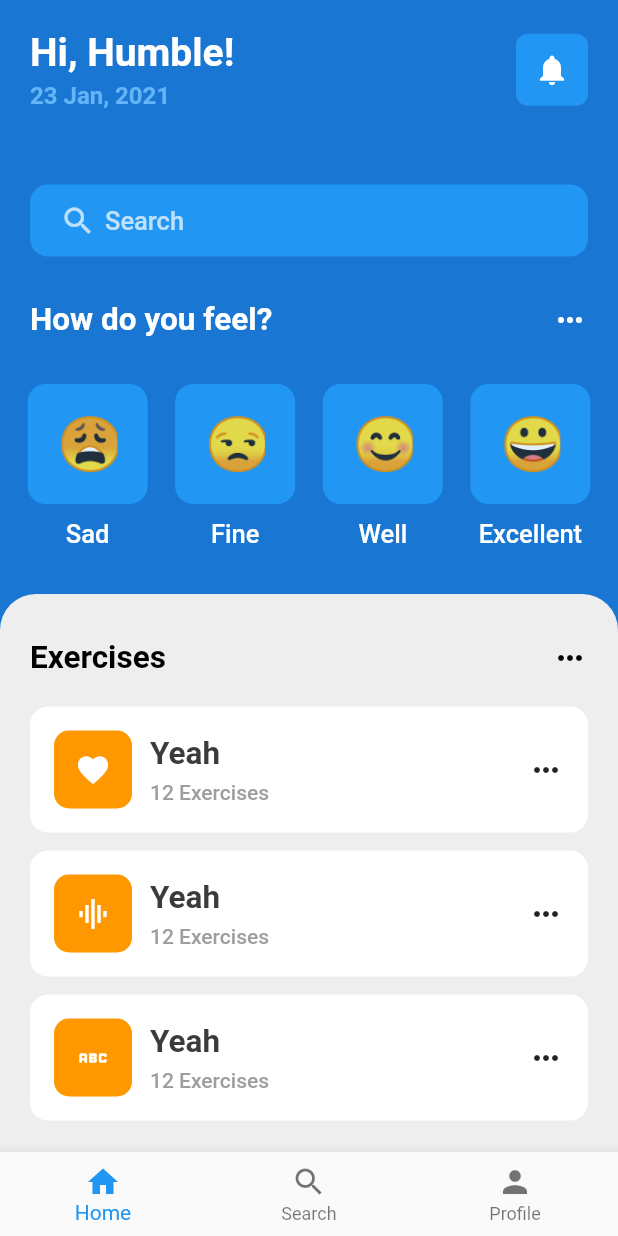
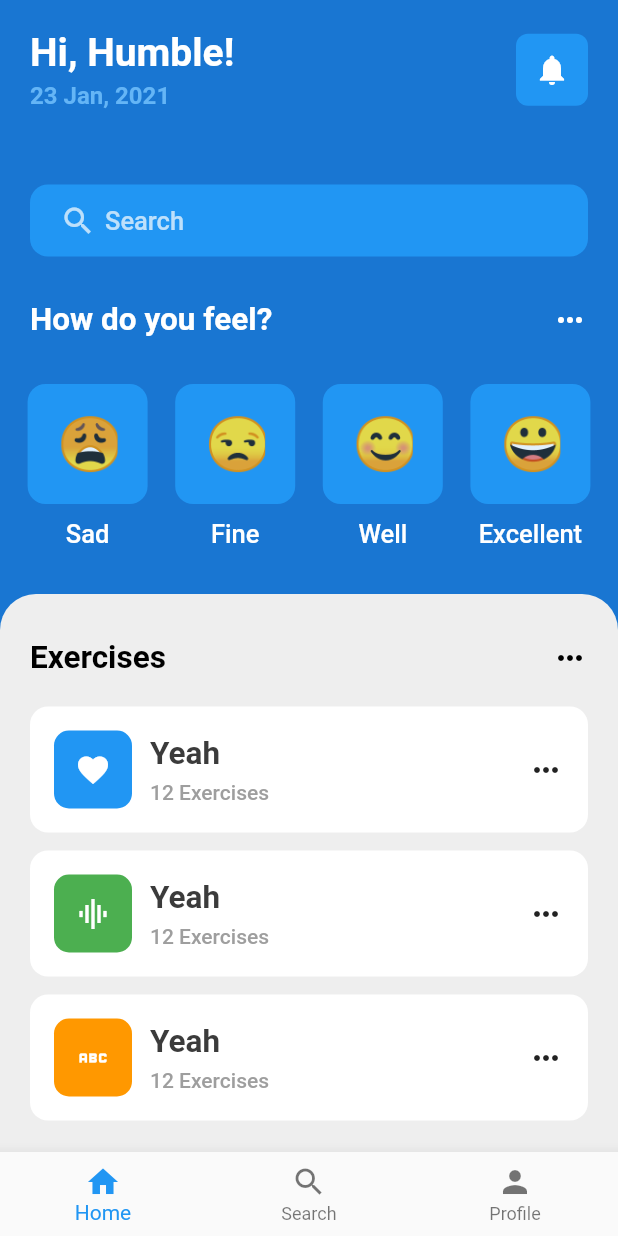
Before and after one commit to HumbleGh/eatsy, a Flutter app: the screen it shows after launch, after a tap on "Log in", on a phone screen of 412 x 824 dp. Run offline on Flutter 3.47's test engine with Material 2 defaults, Android fonts, the phone set to English and light mode, and no system bars; our stand-ins replace gap, get.

Commit message:
Minor Changes

```diff
--- a/lib/screens/welcome_screen.dart
+++ b/lib/screens/welcome_screen.dart
@@ -130,18 +130,21 @@ class _WelcomeScreenState extends State<WelcomeScreen> {
                           const ExerciseTile(
                             title: 'Yeah',
                             exercise: 12,
+                            color: Colors.blue,
                             icon: Icons.favorite,
                           ),
                           Gap(AppLayout.getHeight(12)),
                           const ExerciseTile(
                             title: 'Yeah',
                             exercise: 12,
+                            color: Colors.green,
                             icon: Icons.graphic_eq,
                           ),
                           Gap(AppLayout.getHeight(12)),
                           const ExerciseTile(
                             title: 'Yeah',
                             exercise: 12,
+                            color: Colors.orange,
                             icon: Icons.abc,
                           ),
                           Gap(AppLayout.getHeight(12)),
--- a/lib/widgets/exercise_tile.dart
+++ b/lib/widgets/exercise_tile.dart
@@ -8,6 +8,7 @@ class ExerciseTile extends StatelessWidget {
   final int exercise;
   // ignore: prefer_typing_uninitialized_variables
   final icon;
+  // ignore: prefer_typing_uninitialized_variables
   final color;
   const ExerciseTile(
       {super.key,
@@ -35,7 +36,7 @@ class ExerciseTile extends StatelessWidget {
                 Container(
                   padding: EdgeInsets.all(AppLayout.getHeight(14)),
                   decoration: BoxDecoration(
-                      color: Colors.orange,
+                      color: color,
                       borderRadius:
                           BorderRadius.circular(AppLayout.getHeight(10))),
                   child: Icon(
```
